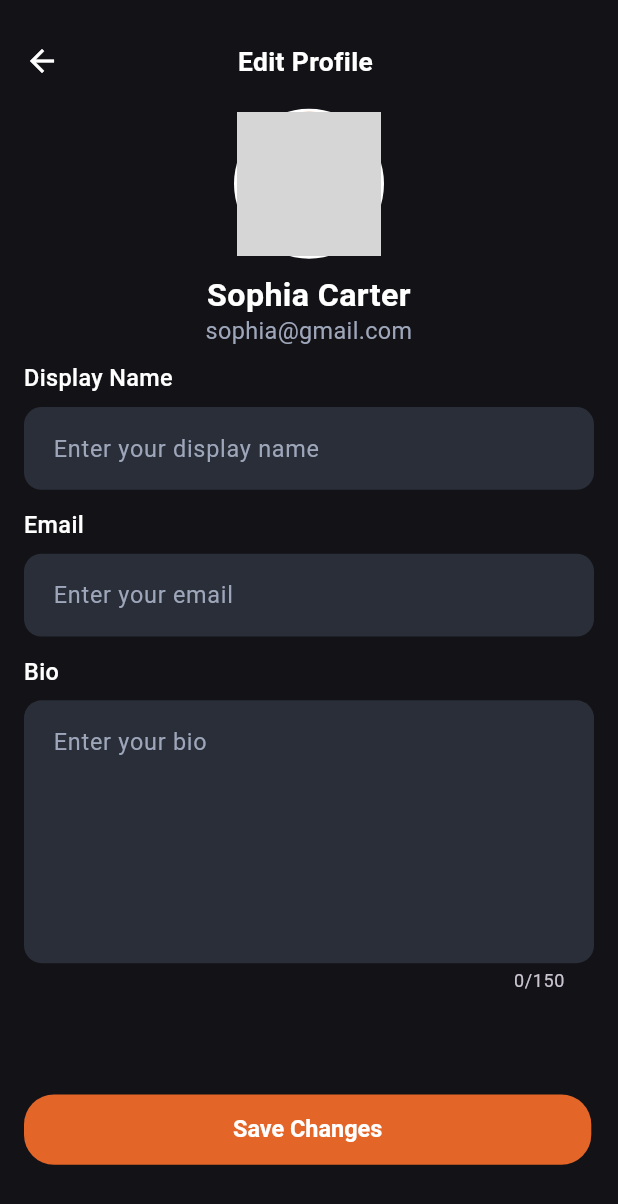
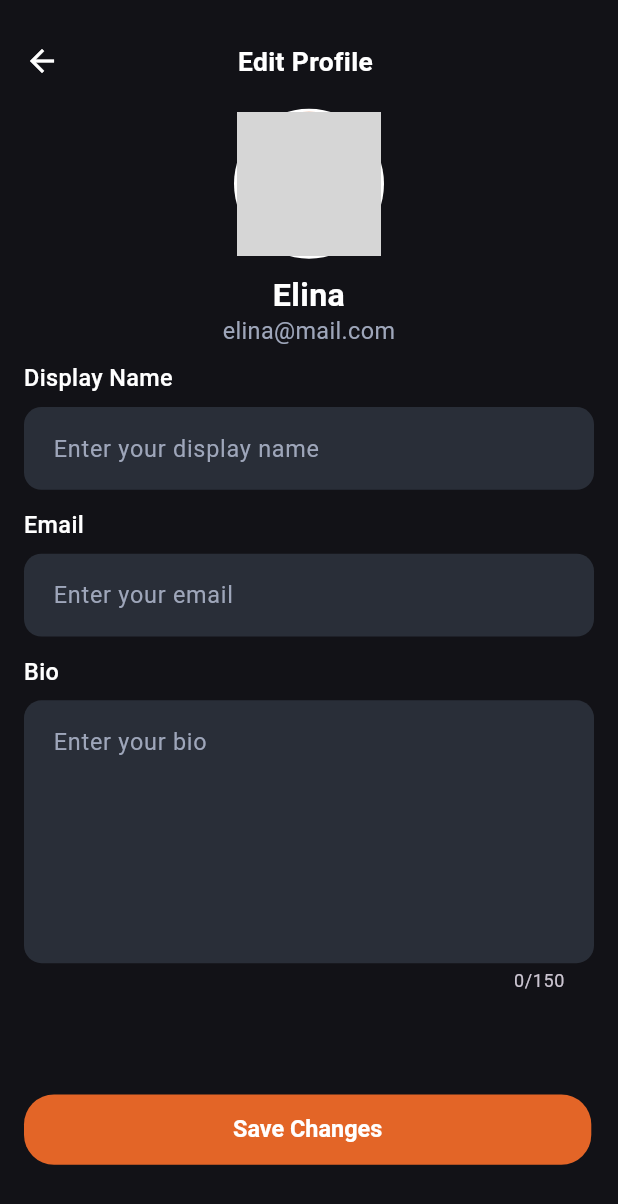
Before and after one commit to rakibul6670/blog_app, a Flutter app: the EditProfileScreen screen opened directly, on a phone screen of 412 x 824 dp. Shown: the top 1204 px of the screen. Run offline on Flutter 3.47's test engine with Material 3 defaults, Android fonts, the phone set to English and light mode, and no system bars; our stand-ins replace flutter_screenutil; network calls fail; grey boxes are pictures that could not be loaded.

Commit message:
profile screen ui complete

```diff
--- /dev/null
+++ b/lib/common_widgets/profile_section.dart
@@ -0,0 +1,85 @@
+import 'package:flutter/material.dart';
+import 'package:flutter_screenutil/flutter_screenutil.dart';
+
+class ProfileSection extends StatelessWidget {
+
+  final String? imageUrl;
+  final String name;
+  final String email;
+  final double? radius;
+  final String? occupation;
+
+  const ProfileSection({
+    super.key, this.imageUrl, required this.name, required this.email, this.radius, this.occupation,
+  });
+
+  @override
+  Widget build(BuildContext context) {
+    return Column(
+      children: [
+        Center(
+          child: CircleAvatar(
+            radius: radius?? 50,
+            backgroundColor: Colors.white,
+            child: CircleAvatar(
+              radius: 48,
+              backgroundColor: Color(0xffD07C50),
+              onBackgroundImageError: (_,stackTrace){
+                Icon(Icons.broken_image);
+              },
+              // "https://images.pexels.com/photos/3792581/pexels-photo-3792581.jpeg?auto=compress&cs=tinysrgb&dpr=1&w=500"
+              backgroundImage: NetworkImage(imageUrl??""),
+            ),
+          ),
+        ),
+        SizedBox(height: 16.h),
+        //------------- User Name ---------
+        Center(
+          child: Text(
+             name,
+            textAlign: TextAlign.center,
+            style: TextStyle(
+              fontWeight: FontWeight.w700,
+              fontSize: 22.sp,
+              height: 22 / 28,
+              color: Colors.white,
+            ),
+          ),
+        ),
+
+        SizedBox(height: 10.h),
+
+        //------------- User Email ---------
+        Center(
+          child: Text(
+            email,
+            textAlign: TextAlign.center,
+            style: TextStyle(
+              fontWeight: FontWeight.w400,
+              fontSize: 16.sp,
+              height: 16 / 24,
+              color: Color(0xff9EA6BA),
+            ),
+          ),
+        ),
+
+       occupation != null ? SizedBox(height: 10.h): SizedBox(height: 0,),
+
+        //------------- User Occupation ---------
+        occupation != null ? Center(
+          child: Text(
+            occupation!,
+            textAlign: TextAlign.center,
+            style: TextStyle(
+              fontWeight: FontWeight.w400,
+              fontSize: 16.sp,
+              height: 16 / 24,
+              color: Color(0xff9EA6BA),
+            ),
+          ),
+        ) : SizedBox(height: 0,),
+
+      ],
+    );
+  }
+}
--- a/lib/features/profile/presentation/edit_profile_screen.dart
+++ b/lib/features/profile/presentation/edit_profile_screen.dart
@@ -3,6 +3,7 @@ import 'package:flutter/material.dart';
 import 'package:flutter_screenutil/flutter_screenutil.dart';
 
 import '../../../common_widgets/back_and_title_row.dart';
+import '../../../common_widgets/profile_section.dart';
 
 class EditProfileScreen extends StatelessWidget {
   const EditProfileScreen({super.key});
@@ -19,61 +20,14 @@ class EditProfileScreen extends StatelessWidget {
             child: Column(
               crossAxisAlignment: CrossAxisAlignment.start,
               children: [
+
                 //-======================= Back Button and Screen title ================
                 BackAndTitleRow(title: 'Edit Profile', onTap: () {  },),
 
                 SizedBox(height: 20.h,),
 
                 //======================== Profile Section ==============
-                Center(
-                  child: CircleAvatar(
-                    radius: 50,
-                    backgroundColor: Colors.white,
-                    child: CircleAvatar(
-                      radius: 48,
-                      backgroundColor: Color(0xffD07C50),
-                      onBackgroundImageError: (_,stackTrace){
-                        Icon(Icons.broken_image);
-                      },
-                      backgroundImage: NetworkImage("https://images.pexels.com/photos/3792581/pexels-photo-3792581.jpeg?auto=compress&cs=tinysrgb&dpr=1&w=500"),
-                    ),
-                  ),
-                ),
-                SizedBox(height: 16.h),
-                //------------- User Name ---------
-                Center(
-                  child: Text(
-                    "Sophia Carter",
-                    textAlign: TextAlign.center,
-                    style: TextStyle(
-                      fontWeight: FontWeight.w700,
-                      fontSize: 22.sp,
-                      height: 22 / 28,
-                      color: Colors.white,
-                    ),
-                  ),
-                ),
-
-                SizedBox(height: 10.h),
-
-                //------------- User Email ---------
-                Center(
-                  child: Text(
-                    "sophia@gmail.com",
-                    textAlign: TextAlign.center,
-                    style: TextStyle(
-                      fontWeight: FontWeight.w400,
-                      fontSize: 16.sp,
-                      height: 16 / 24,
-                      color: Color(0xff9EA6BA),
-                    ),
-                  ),
-                ),
-
-
-
-
-
+                 ProfileSection(name: 'Elina', email: 'elina@mail.com',),
 
                 //=============================== Form Field Section =================
                 SizedBox(height: 16.h),
--- a/lib/main.dart
+++ b/lib/main.dart
@@ -4,6 +4,7 @@ import 'package:blog_app/features/blog/presentation/blog_screen.dart';
 import 'package:blog_app/features/bookmark/presentation/bookmarks_screen.dart';
 import 'package:blog_app/features/home/presentation/home_screen.dart';
 import 'package:blog_app/features/profile/presentation/edit_profile_screen.dart';
+import 'package:blog_app/features/profile/presentation/profile_screen.dart';
 import 'package:blog_app/features/profile/presentation/update_password_screen.dart';
 import 'package:flutter/material.dart';
 import 'package:flutter_screenutil/flutter_screenutil.dart';
@@ -45,7 +46,8 @@ class BlogApp extends StatelessWidget {
       //home: BlogScreen(),
       //home: BlogDetailsScreen(),
       //home: HomeScreen(),
-      home: BookmarksScreen(),
+     // home: BookmarksScreen(),
+      home: ProfileScreen(),
       theme: AppTheme.darkTheme,
 
     );
```
Also changed, not shown: lib/common_widgets/title_icon_row.dart (+6 -3 lines), lib/features/bookmark/presentation/bookmarks_screen.dart (+5 -3 lines), lib/features/profile/presentation/profile_screen.dart (added, +87 -0 lines).
